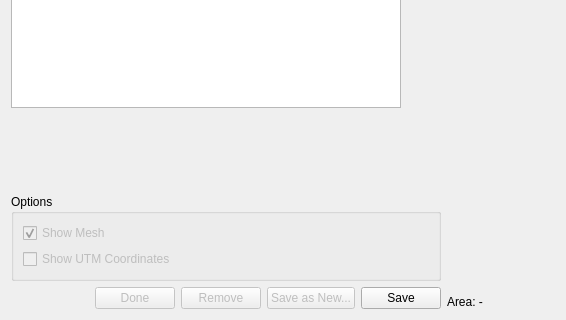
First picture: the form in src/ui/grid_data_dialog.ui, repository IPH-ECO/iph-eco-gui, before the edit; both pictures show x 0 to 566 and y 470 to 790 of the 1400 by 790 pixel window.
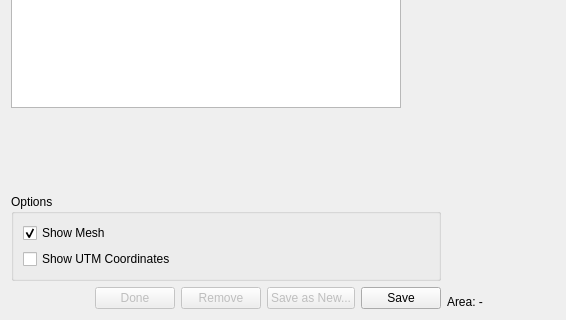
Second picture: the form after the edit. Icons and pictures are not drawn. Custom widgets are drawn as their Qt base class.

```diff
--- a/src/ui/grid_data_dialog.ui
+++ b/src/ui/grid_data_dialog.ui
@@ -213,9 +213,6 @@
         <layout class="QVBoxLayout" name="verticalLayout_3">
          <item>
           <widget class="QCheckBox" name="chkShowMesh">
-           <property name="enabled">
-            <bool>false</bool>
-           </property>
            <property name="text">
             <string>Show Mesh</string>
            </property>
@@ -226,9 +223,6 @@
          </item>
          <item>
           <widget class="QCheckBox" name="chkShowUtmCoordinates">
-           <property name="enabled">
-            <bool>false</bool>
-           </property>
            <property name="text">
             <string>Show UTM Coordinates</string>
            </property>
```
Left out of the diff: 2 changed lines with no effect on the pictures.
